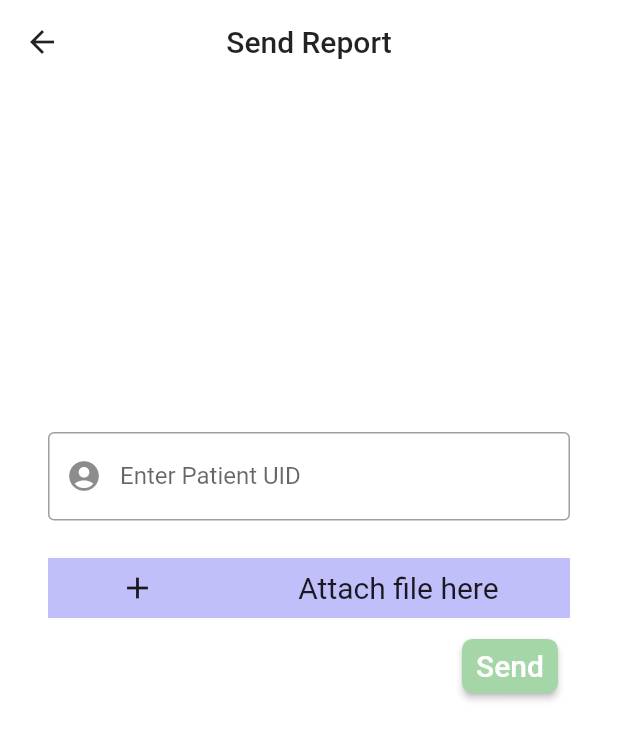
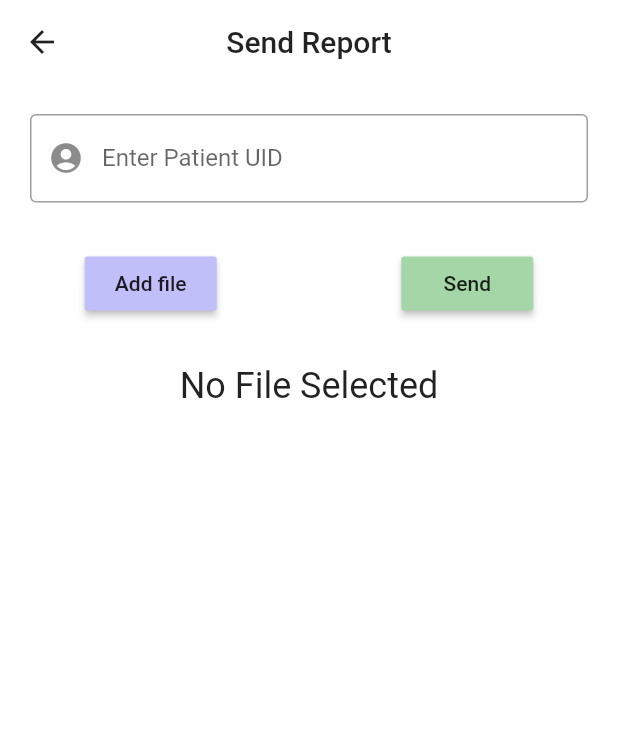
Before and after one commit to Cyrusroy001/project-autopsy-hacknitr3.0, a Flutter app: the SentReport screen opened by its route, after a tap on "Send", on a phone screen of 412 x 824 dp. Shown: the top 740 px of the screen. Run offline on Flutter 3.47's test engine with Material 2 defaults, Android fonts, the light colour scheme and no system bars; our stand-ins replace file_picker, firebase_core, firebase_storage; accounts and stored records are empty.

Commit message:
implemented sending files to firestrore

```diff
--- a/lib/main.dart
+++ b/lib/main.dart
@@ -1,3 +1,4 @@
+import 'package:firebase_core/firebase_core.dart';
 import 'package:flutter/material.dart';
 import 'package:project_autopsy/screens/LaunchScreen.dart';
 import 'package:project_autopsy/screens/doctor/DoctorDashboard.dart';
@@ -11,7 +12,9 @@ import 'package:project_autopsy/screens/patient/firsttimeuser/PatientOrDoctorPag
 import 'package:project_autopsy/screens/patient/patient_all_reports_page.dart';
 import 'package:project_autopsy/screens/patient/report_detail_page.dart';
 
-void main() {
+Future main() async {
+  WidgetsFlutterBinding.ensureInitialized();
+  await Firebase.initializeApp();
   runApp(MyApp());
 }
 
--- a/lib/screens/doctor/SendReport.dart
+++ b/lib/screens/doctor/SendReport.dart
@@ -1,16 +1,29 @@
 // ignore_for_file: file_names, prefer_const_constructors, deprecated_member_use, use_key_in_widget_constructors, missing_return
 
-import 'package:flutter/cupertino.dart';
+import 'dart:io';
+
+import 'package:file_picker/file_picker.dart';
+import 'package:firebase_core/firebase_core.dart';
+import 'package:firebase_storage/firebase_storage.dart';
+// import 'package:firebase_upload_example/api/firebase_api.dart';
+// import 'package:firebase_upload_example/widget/button_widget.dart';
 import 'package:flutter/material.dart';
+import 'package:flutter/services.dart';
+import 'package:path/path.dart';
+import 'package:project_autopsy/screens/doctor/api/firebase_api.dart';
 
 class SentReport extends StatefulWidget {
   @override
-  _SentReportState createState() => _SentReportState();
+  State<SentReport> createState() => _SentReportState();
 }
 
 class _SentReportState extends State<SentReport> {
+  UploadTask task;
+  File file;
+
   @override
   Widget build(BuildContext context) {
+    final fileName = file != null ? '1 File Selected' : 'No File Selected';
     return Scaffold(
       appBar: AppBar(
         title: Text('Send Report'),
@@ -19,60 +32,44 @@ class _SentReportState extends State<SentReport> {
         backgroundColor: Theme.of(context).primaryColor,
         foregroundColor: Colors.black87,
       ),
-      body: Center(
-        child: ListView(
-          padding: EdgeInsets.all(32),
+      body: Container(
+        child: Column(
           children: [
             Padding(
-              padding: const EdgeInsets.only(top: 200),
+              padding: const EdgeInsets.all(20),
               child: buildID(),
             ),
-            SizedBox(height: 25),
-            InkWell(
-              onTap: () {
-                // on tap attach files
-              },
-              child: Container(
-                height: 40,
-                color: Theme.of(context).accentColor,
-                child: Row(
-                  mainAxisAlignment: MainAxisAlignment.spaceAround,
-                  children: [
-                    Icon(Icons.add),
-                    Text(
-                      'Attach file here',
-                      style: TextStyle(
-                        fontSize: 20,
-                        color: Colors.black87,
-                      ),
-                    ),
-                  ],
+            SizedBox(
+              height: 10,
+            ),
+            Row(
+              mainAxisAlignment: MainAxisAlignment.spaceEvenly,
+              children: [
+                RaisedButton(
+                  child: Text('Add file'),
+                  color: Theme.of(context).accentColor,
+                  onPressed: selectFile,
                 ),
-              ),
-            ),
-            ButtonBar(
-              children: [
-                Padding(
-                  padding: EdgeInsets.only(left: 160),
-                  child: RaisedButton(
-                    color: Colors.green[200],
-                    shape: RoundedRectangleBorder(
-                      borderRadius: BorderRadius.circular(7),
-                    ),
-                    child: Text(
-                      'Send',
-                      style: TextStyle(
-                        fontSize: 20,
-                        color: Colors.white,
-                      ),
-                    ),
-                    onPressed: () {
-                      // ON Pressed show reports of particular UID
-                    },
-                  ),
+                SizedBox(width: 10),
+                RaisedButton(
+                  child: Text('Send'),
+                  color: Colors.green[200],
+                  onPressed: uploadFile,
                 ),
               ],
             ),
+            SizedBox(
+              height: 30,
+            ),
+            Center(
+              child: Text(
+                fileName, style: TextStyle(fontSize: 24,),
+              ),
+            ),
+            SizedBox(
+              height: 10,
+            ),
+            task != null ? buildUploadStatus(task) : Container(),
           ],
         ),
       ),
@@ -89,4 +86,51 @@ class _SentReportState extends State<SentReport> {
         //done button on keyboard
         textInputAction: TextInputAction.done,
       );
+  Future selectFile() async {
+    final result = await FilePicker.platform.pickFiles(allowMultiple: false);
+
+    if (result == null) return;
+    final path = result.files.single.path;
+
+    setState(() => file = File(path));
+  }
+
+  Future uploadFile() async {
+    if (file == null) return;
+
+    final fileName = basename(file.path);
+    final destination = 'files/$fileName';
+
+    task = FirebaseApi.uploadFile(destination, file);
+    setState(() {
+      //just to rebuild
+    });
+
+    if (task == null) return;
+
+    final snapshot = await task.whenComplete(() {});
+    final urlDownload = await snapshot.ref.getDownloadURL();
+
+    print('Download link: $urlDownload');
+  }
+
+  Widget buildUploadStatus(UploadTask task) => StreamBuilder<TaskSnapshot>(
+      stream: task.snapshotEvents,
+      builder: (context, snapshot) {
+        if (snapshot.hasData) {
+          final snap = snapshot.data;
+          final progress = snap.bytesTransferred / snap.totalBytes;
+          final percentage = (progress *100).toStringAsFixed(2);
+          return Text(
+            '$percentage %',
+            style: TextStyle(
+              fontSize: 32,
+              fontWeight: FontWeight.bold,
+              color: Colors.green[400],
+            ),
+          );
+        } else {
+          return Container();
+        }
+      });
 }
--- /dev/null
+++ b/lib/screens/doctor/api/firebase_api.dart
@@ -0,0 +1,17 @@
+import 'dart:io';
+import 'dart:typed_data';
+
+import 'package:firebase_storage/firebase_storage.dart';
+
+class FirebaseApi {
+  static UploadTask uploadFile(String destination, File file) {
+    try {
+      final ref = FirebaseStorage.instance.ref(destination);
+
+      return ref.putFile(file);
+    } on FirebaseException catch (e) {
+      return null;
+    }
+
+  }
+}
```
Also changed, not shown: pubspec.yaml (+5 -7 lines), pubspec.lock, 2 other files.
